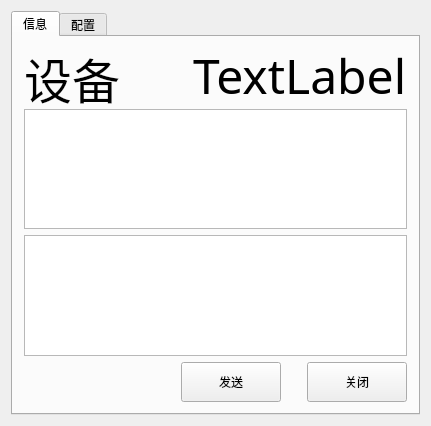
This is widget.ui in hooray1998/SimulationSend as Qt 5 draws it before an edit. The edited form follows.
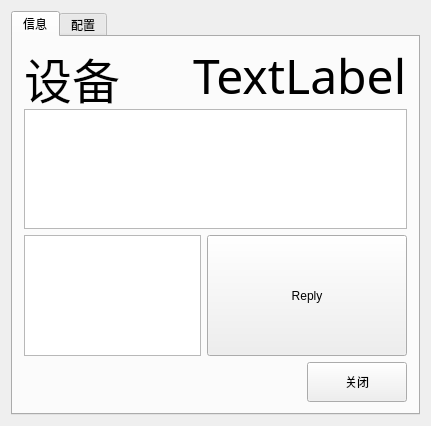
This is the edited form.

```diff
--- a/widget.ui
+++ b/widget.ui
@@ -59,8 +59,6 @@
       <attribute name="title">
        <string>信息</string>
       </attribute>
-      <layout class="QHBoxLayout" name="horizontalLayout_6">
-       <item>
         <layout class="QVBoxLayout" name="verticalLayout_2">
          <item>
           <layout class="QHBoxLayout" name="horizontalLayout_3">
@@ -145,6 +143,8 @@
           </widget>
          </item>
          <item>
+        <layout class="QHBoxLayout" name="horizontalLayout_6">
+         <item>
           <widget class="QTextEdit" name="textEditWrite">
            <property name="maximumSize">
             <size>
@@ -168,6 +168,33 @@
           </widget>
          </item>
          <item>
+          <widget class="QPushButton" name="pushButton_2">
+           <property name="sizePolicy">
+            <sizepolicy hsizetype="Maximum" vsizetype="Maximum">
+             <horstretch>0</horstretch>
+             <verstretch>0</verstretch>
+            </sizepolicy>
+           </property>
+           <property name="minimumSize">
+            <size>
+             <width>200</width>
+             <height>40</height>
+            </size>
+           </property>
+           <property name="maximumSize">
+            <size>
+             <width>500</width>
+             <height>230</height>
+            </size>
+           </property>
+           <property name="text">
+            <string>Reply</string>
+           </property>
+          </widget>
+         </item>
+        </layout>
+       </item>
+       <item>
           <layout class="QHBoxLayout" name="horizontalLayout_4">
            <item>
             <spacer name="horizontalSpacer_3">
@@ -198,31 +225,6 @@
              </property>
             </spacer>
            </item>
-           <item>
-            <widget class="QPushButton" name="pushButton_2">
-             <property name="sizePolicy">
-              <sizepolicy hsizetype="Fixed" vsizetype="Fixed">
-               <horstretch>0</horstretch>
-               <verstretch>0</verstretch>
-              </sizepolicy>
-             </property>
-             <property name="minimumSize">
-              <size>
-               <width>100</width>
-               <height>40</height>
-              </size>
-             </property>
-             <property name="maximumSize">
-              <size>
-               <width>100</width>
-               <height>40</height>
-              </size>
-             </property>
-             <property name="text">
-              <string>发送</string>
-             </property>
-            </widget>
-           </item>
            <item>
             <spacer name="horizontalSpacer">
              <property name="orientation">
@@ -261,8 +263,6 @@
           </layout>
          </item>
         </layout>
-       </item>
-      </layout>
      </widget>
      <widget class="QWidget" name="tab_2">
       <attribute name="title">
```
Left out of the diff: 10 changed lines with no effect on the pictures. Lines whose indentation alone changed are shown as unchanged.
